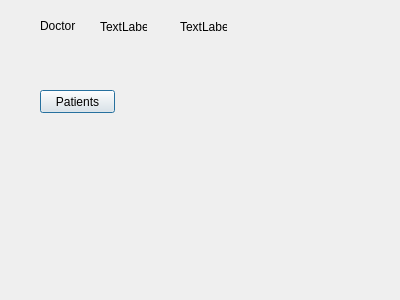
KarinaChumak/KPIrepository, file courses/prog_base_3/project/ClinicsManagementSystem/doctorwindow.ui: the form before one commit.
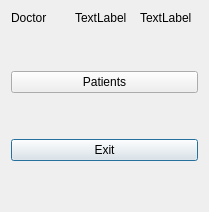
The form after the commit.

```diff
--- a/courses/prog_base_3/project/ClinicsManagementSystem/doctorwindow.ui
+++ b/courses/prog_base_3/project/ClinicsManagementSystem/doctorwindow.ui
@@ -6,65 +6,93 @@
    <rect>
     <x>0</x>
     <y>0</y>
-    <width>400</width>
-    <height>300</height>
+    <width>209</width>
+    <height>212</height>
    </rect>
   </property>
   <property name="windowTitle">
    <string>Dialog</string>
   </property>
+  <layout class="QGridLayout" name="gridLayout">
+   <item row="1" column="0">
+    <spacer name="verticalSpacer">
+     <property name="orientation">
+      <enum>Qt::Vertical</enum>
+     </property>
+     <property name="sizeHint" stdset="0">
+      <size>
+       <width>20</width>
+       <height>40</height>
+      </size>
+     </property>
+    </spacer>
+   </item>
+   <item row="3" column="0">
+    <spacer name="verticalSpacer_2">
+     <property name="orientation">
+      <enum>Qt::Vertical</enum>
+     </property>
+     <property name="sizeHint" stdset="0">
+      <size>
+       <width>20</width>
+       <height>40</height>
+      </size>
+     </property>
+    </spacer>
+   </item>
+   <item row="0" column="0">
+    <layout class="QHBoxLayout" name="horizontalLayout">
+     <item>
   <widget class="QLabel" name="label">
-   <property name="geometry">
-    <rect>
-     <x>40</x>
-     <y>10</y>
-     <width>41</width>
-     <height>31</height>
-    </rect>
-   </property>
    <property name="text">
     <string>Doctor</string>
    </property>
   </widget>
-  <widget class="QPushButton" name="pushButton_patients">
-   <property name="geometry">
-    <rect>
-     <x>40</x>
-     <y>90</y>
-     <width>75</width>
-     <height>23</height>
-    </rect>
-   </property>
-   <property name="text">
-    <string>Patients</string>
-   </property>
-  </widget>
+     </item>
+     <item>
   <widget class="QLabel" name="label_name">
-   <property name="geometry">
-    <rect>
-     <x>100</x>
-     <y>20</y>
-     <width>47</width>
-     <height>13</height>
-    </rect>
-   </property>
    <property name="text">
     <string>TextLabel</string>
    </property>
   </widget>
+     </item>
+     <item>
   <widget class="QLabel" name="label_surname">
-   <property name="geometry">
-    <rect>
-     <x>180</x>
-     <y>20</y>
-     <width>47</width>
-     <height>13</height>
-    </rect>
-   </property>
    <property name="text">
     <string>TextLabel</string>
    </property>
   </widget>
+     </item>
+    </layout>
+   </item>
+   <item row="4" column="0">
+    <widget class="QPushButton" name="pushButton">
+     <property name="text">
+      <string>Exit</string>
+     </property>
+    </widget>
+   </item>
+   <item row="2" column="0">
+    <widget class="QPushButton" name="pushButton_patients">
+     <property name="text">
+      <string>Patients</string>
+     </property>
+    </widget>
+   </item>
+   <item row="5" column="0">
+    <spacer name="verticalSpacer_3">
+     <property name="orientation">
+      <enum>Qt::Vertical</enum>
+     </property>
+     <property name="sizeHint" stdset="0">
+      <size>
+       <width>20</width>
+       <height>40</height>
+      </size>
+     </property>
+    </spacer>
+   </item>
+  </layout>
  </widget>
  <resources/>
  <connections/>
```
Lines whose indentation alone changed are shown as unchanged.
